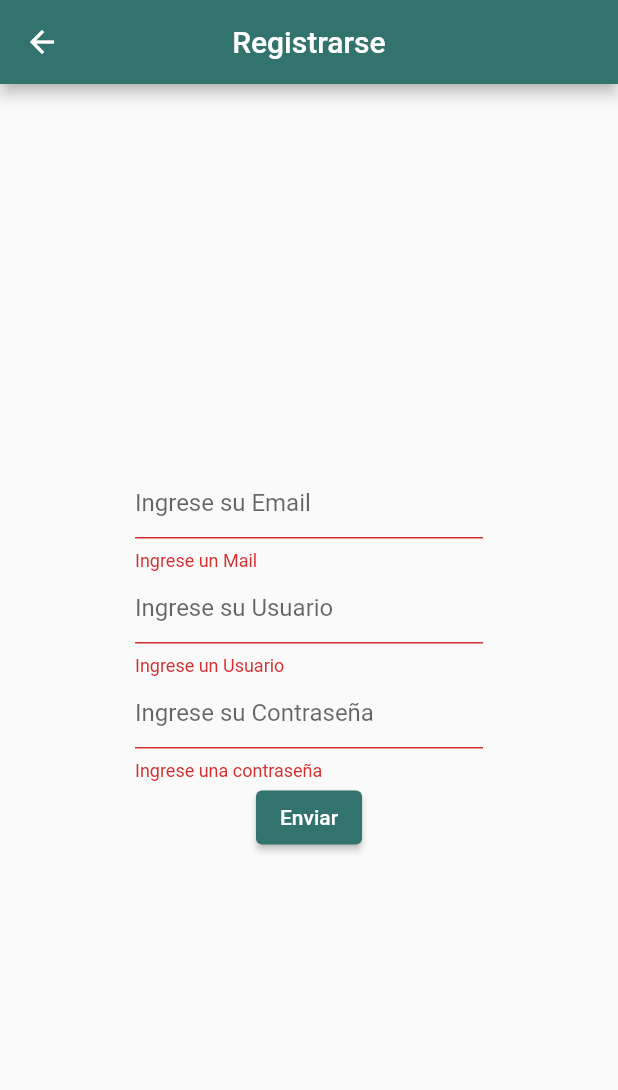
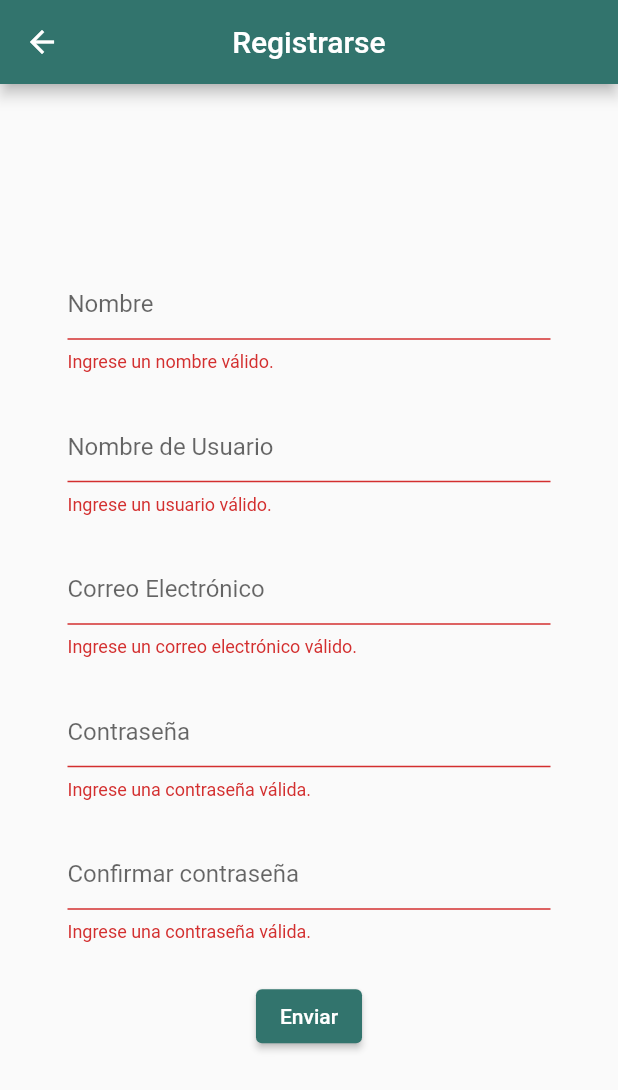
Before and after one commit to RadoV18/app-proyecto-movil, a Flutter app: the Register screen opened by its route, after a tap on "Enviar", on a phone screen of 412 x 824 dp. Shown: the top 1090 px of the screen. Run offline on Flutter 3.47's test engine with Material 2 defaults, Android fonts, the phone set to English and light mode, and no system bars; our stand-ins replace permission_handler; missing offline and left inert: record_mp3.

```diff
--- a/lib/pages/register.dart
+++ b/lib/pages/register.dart
@@ -1,4 +1,7 @@
 import 'package:flutter/material.dart';
+import 'package:proyecto_final/requests/signup.dart';
+
+import '../utils/showToast.dart';
 
 class Register extends StatefulWidget {
   const Register({Key? key}) : super(key: key);
@@ -9,10 +12,15 @@ class Register extends StatefulWidget {
 
 class _RegisterState extends State<Register> {
   final GlobalKey<FormState> _formKey = GlobalKey<FormState>();
+  String name = '';
+  String username = '';
+  String email = '';
+  String password = '';
+  String passwordConfirm = '';
+
   @override
   Widget build(BuildContext context) {
     return Scaffold(
-
       appBar: AppBar(
         centerTitle: true,
         title: Text('Registrarse'),
@@ -22,69 +30,134 @@ class _RegisterState extends State<Register> {
             child: Form(
               key: _formKey,
               child:  Padding(
-                padding: EdgeInsets.symmetric(horizontal: 90, vertical: 70),
+                padding: EdgeInsets.symmetric(horizontal: 45, vertical: 70),
+                child: SingleChildScrollView(
                   child: Column(
-
                     mainAxisAlignment: MainAxisAlignment.center,
                     crossAxisAlignment: CrossAxisAlignment.center,
                     children: <Widget>[
                       TextFormField(
+                        onChanged: (text) {
+                          setState(() {
+                            this.name = text;
+                          });
+                        },
                         decoration: const InputDecoration(
-                        hintText: 'Ingrese su Email',
+                          hintText: 'Nombre',
                         ),
                         validator: (String? value) {
                           if (value == null || value.isEmpty) {
-                          return 'Ingrese un Mail';
+                            return 'Ingrese un nombre válido.';
                           }
                           return null;
                         },
                       ),
-
+                      SizedBox(height: 25),
                       TextFormField(
+                        onChanged: (text) {
+                          setState(() {
+                            this.username = text;
+                          });
+                        },
                         decoration: const InputDecoration(
-                        hintText: 'Ingrese su Usuario',
+                          hintText: 'Nombre de Usuario',
                         ),
                         validator: (String? value) {
                           if (value == null || value.isEmpty) {
-                          return 'Ingrese un Usuario';
+                            return 'Ingrese un usuario válido.';
                           }
                           return null;
                         },
                       ),
+                      SizedBox(height: 25),
                       TextFormField(
+                        onChanged: (text) {
+                          setState(() {
+                            this.email = text;
+                          });
+                        },
                         decoration: const InputDecoration(
-                        hintText: 'Ingrese su Contraseña',
+                          hintText: 'Correo Electrónico',
+                        ),
+                        validator: (String? value) {
+                          if (value == null || value.isEmpty) {
+                            return 'Ingrese un correo electrónico válido.';
+                          }
+                          return null;
+                        },
+                      ),
+                      SizedBox(height: 25),
+                      TextFormField(
+                        onChanged: (text) {
+                          setState(() {
+                            this.password = text;
+                          });
+                        },
+                        decoration: const InputDecoration(
+                          hintText: 'Contraseña',
                         ),
                         obscureText: true,
                         validator: (String? value) {
                           if (value == null || value.isEmpty) {
-                          return 'Ingrese una contraseña';
+                            return 'Ingrese una contraseña válida.';
                           }
                           return null;
                         },
                       ),
+                      SizedBox(height: 25),
+                      TextFormField(
+                        onChanged: (text) {
+                          setState(() {
+                            this.passwordConfirm = text;
+                          });
+                        },
+                        decoration: const InputDecoration(
+                          hintText: 'Confirmar contraseña',
+                        ),
+                        obscureText: true,
+                        validator: (String? value) {
+                          if (value == null || value.isEmpty) {
+                            return 'Ingrese una contraseña válida.';
+                          }
+                          if (value != password) {
+                            return 'Las contraseñas deben coincidir.';
+                          }
+                          return null;
+                        },
+                      ),
+                      SizedBox(height: 25),
                       ElevatedButton(
-                      onPressed: () {
+                        onPressed: () async {
                           // Validate will return true if the form is valid, or false if
                           // the form is invalid.
                           if (_formKey.currentState!.validate()) {
-                          // Process data.
+                            bool ok = await signup(this.name, this.username, this.password, this.email);
+                            if(ok) {
+                              print("ok");
+                              setState(() {
+                                name = '';
+                                username = '';
+                                password = '';
+                                email = '';
+                                passwordConfirm = '';
+                              });
+                            }
+                            showToast(context, ok ? "Registro realizado correctamente." :
+                            "El usuario ya se encuentra registrado");
                           }
                         },
                         child: const Text('Enviar'),
                         style: ButtonStyle(
                           backgroundColor: MaterialStateProperty.all(Color(0xff32746D)),
-
                         ),
                       ),
                     ],
+                  )
                 ),
               ),
-
             )
-
         ),
-
     );
   }
+
 }
```
Also changed, not shown: lib/pages/login.dart (+23 -8 lines), lib/requests/login.dart (added, +19 -0 lines), lib/requests/signup.dart (added, +27 -0 lines), lib/singletons/token.dart (added, +50 -0 lines), lib/speech/recognize.dart (added, +21 -0 lines), lib/utils/showToast.dart (added, +11 -0 lines), pubspec.lock. Lines whose indentation alone changed are shown as unchanged.
